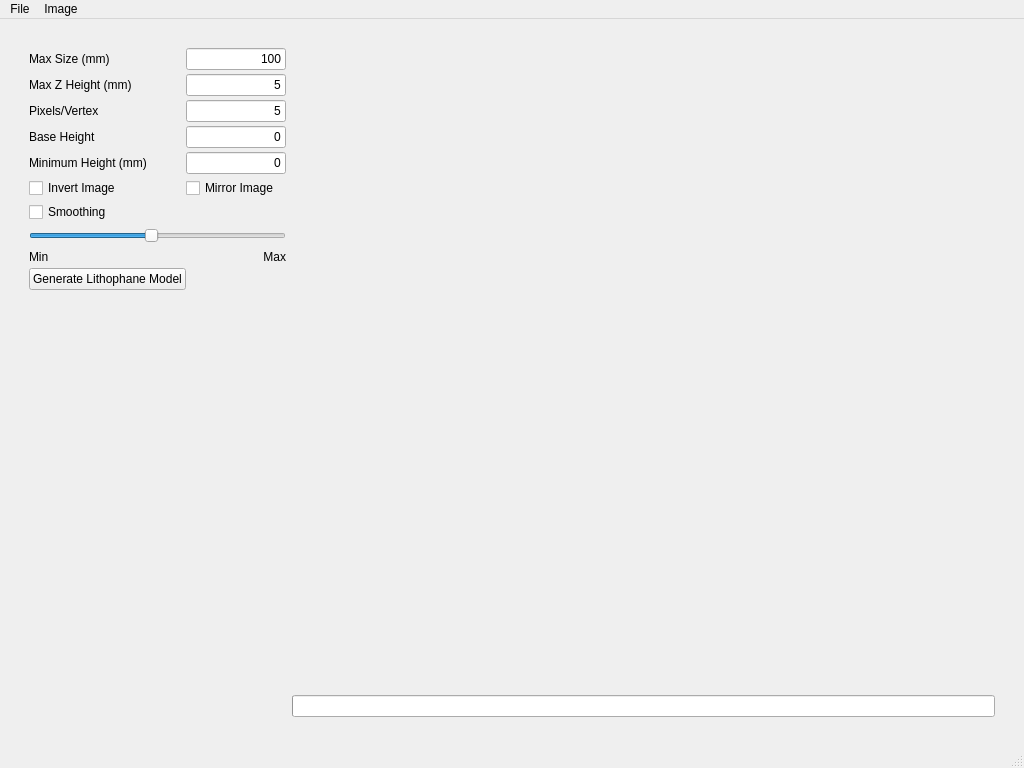
gharley/Lithophane, file litho_gen.ui: the form before one commit.
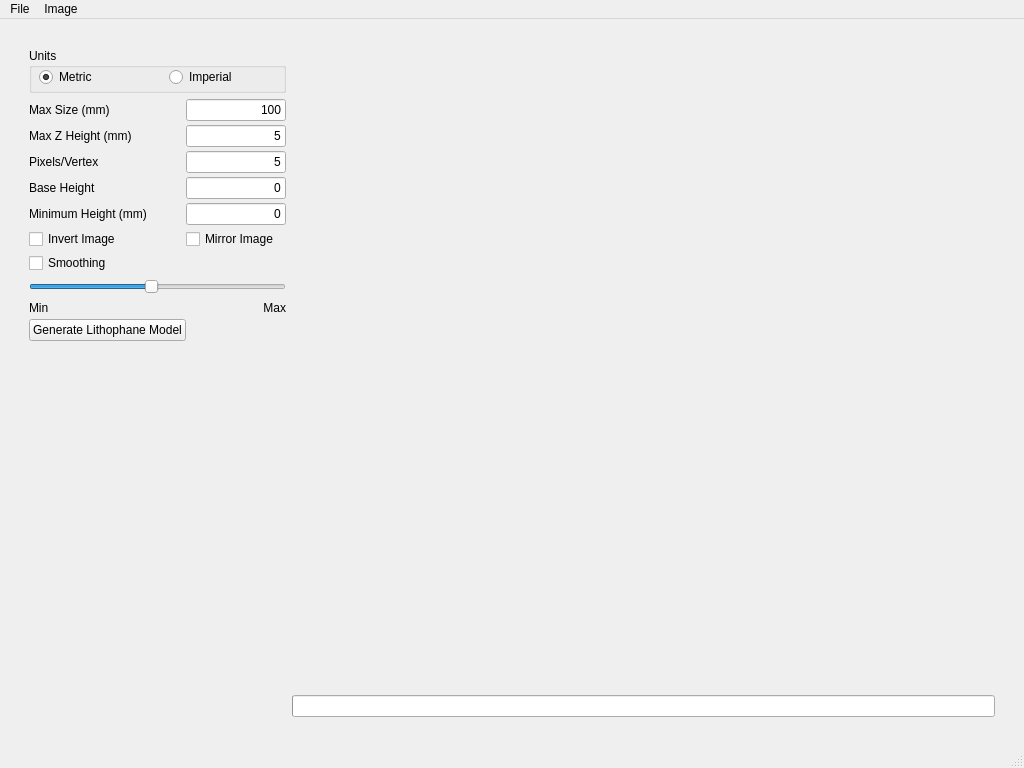
The form after the commit.

Commit message: added units conversion

```diff
--- a/litho_gen.ui
+++ b/litho_gen.ui
@@ -38,6 +38,57 @@
       </property>
       <item row="2" column="0">
        <layout class="QVBoxLayout" name="leftSideLayout">
+        <item>
+         <widget class="QGroupBox" name="groupBox">
+          <property name="sizePolicy">
+           <sizepolicy hsizetype="Preferred" vsizetype="Fixed">
+            <horstretch>0</horstretch>
+            <verstretch>0</verstretch>
+           </sizepolicy>
+          </property>
+          <property name="minimumSize">
+           <size>
+            <width>0</width>
+            <height>45</height>
+           </size>
+          </property>
+          <property name="title">
+           <string>Units</string>
+          </property>
+          <property name="flat">
+           <bool>true</bool>
+          </property>
+          <widget class="QRadioButton" name="btnMetric">
+           <property name="geometry">
+            <rect>
+             <x>10</x>
+             <y>20</y>
+             <width>80</width>
+             <height>18</height>
+            </rect>
+           </property>
+           <property name="text">
+            <string>Metric</string>
+           </property>
+           <property name="checked">
+            <bool>true</bool>
+           </property>
+          </widget>
+          <widget class="QRadioButton" name="btnImperial">
+           <property name="geometry">
+            <rect>
+             <x>140</x>
+             <y>20</y>
+             <width>80</width>
+             <height>18</height>
+            </rect>
+           </property>
+           <property name="text">
+            <string>Imperial</string>
+           </property>
+          </widget>
+         </widget>
+        </item>
         <item>
          <layout class="QFormLayout" name="formLayout">
           <property name="horizontalSpacing">
@@ -46,7 +97,7 @@
           <property name="verticalSpacing">
            <number>4</number>
           </property>
-          <item row="0" column="0">
+          <item row="3" column="0">
            <widget class="QLabel" name="label">
             <property name="sizePolicy">
              <sizepolicy hsizetype="Fixed" vsizetype="Preferred">
@@ -80,7 +131,7 @@
             </property>
            </widget>
           </item>
-          <item row="0" column="1">
+          <item row="3" column="1">
            <widget class="QLineEdit" name="maxSize">
             <property name="sizePolicy">
              <sizepolicy hsizetype="Fixed" vsizetype="Fixed">
@@ -102,7 +153,7 @@
             </property>
            </widget>
           </item>
-          <item row="1" column="0">
+          <item row="4" column="0">
            <widget class="QLabel" name="label_2">
             <property name="minimumSize">
              <size>
@@ -127,7 +178,7 @@
             </property>
            </widget>
           </item>
-          <item row="1" column="1">
+          <item row="4" column="1">
            <widget class="QLineEdit" name="maxHeight">
             <property name="sizePolicy">
              <sizepolicy hsizetype="Fixed" vsizetype="Fixed">
@@ -149,7 +200,7 @@
             </property>
            </widget>
           </item>
-          <item row="2" column="0">
+          <item row="5" column="0">
            <widget class="QLabel" name="label_3">
             <property name="minimumSize">
              <size>
@@ -174,7 +225,7 @@
             </property>
            </widget>
           </item>
-          <item row="2" column="1">
+          <item row="5" column="1">
            <widget class="QLineEdit" name="numSamples">
             <property name="sizePolicy">
              <sizepolicy hsizetype="Fixed" vsizetype="Fixed">
@@ -196,7 +247,7 @@
             </property>
            </widget>
           </item>
-          <item row="3" column="0">
+          <item row="6" column="0">
            <widget class="QLabel" name="label_4">
             <property name="minimumSize">
              <size>
@@ -221,7 +272,7 @@
             </property>
            </widget>
           </item>
-          <item row="3" column="1">
+          <item row="6" column="1">
            <widget class="QLineEdit" name="baseHeight">
             <property name="sizePolicy">
              <sizepolicy hsizetype="Fixed" vsizetype="Fixed">
@@ -243,7 +294,7 @@
             </property>
            </widget>
           </item>
-          <item row="4" column="0">
+          <item row="7" column="0">
            <widget class="QLabel" name="label_5">
             <property name="minimumSize">
              <size>
@@ -268,7 +319,7 @@
             </property>
            </widget>
           </item>
-          <item row="4" column="1">
+          <item row="7" column="1">
            <widget class="QLineEdit" name="minHeight">
             <property name="sizePolicy">
              <sizepolicy hsizetype="Fixed" vsizetype="Fixed">
@@ -290,21 +341,21 @@
             </property>
            </widget>
           </item>
-          <item row="5" column="0">
+          <item row="8" column="0">
            <widget class="QCheckBox" name="chkInvert">
             <property name="text">
              <string>Invert Image</string>
             </property>
            </widget>
           </item>
-          <item row="5" column="1">
+          <item row="8" column="1">
            <widget class="QCheckBox" name="chkMirror">
             <property name="text">
              <string>Mirror Image</string>
             </property>
            </widget>
           </item>
-          <item row="7" column="0" colspan="2">
+          <item row="10" column="0" colspan="2">
            <widget class="QSlider" name="sldSmooth">
             <property name="minimumSize">
              <size>
@@ -329,14 +380,14 @@
             </property>
            </widget>
           </item>
-          <item row="8" column="0">
+          <item row="11" column="0">
            <widget class="QLabel" name="lblMin">
             <property name="text">
              <string>Min</string>
             </property>
            </widget>
           </item>
-          <item row="8" column="1">
+          <item row="11" column="1">
            <widget class="QLabel" name="lblMax">
             <property name="text">
              <string>Max</string>
@@ -346,14 +397,14 @@
             </property>
            </widget>
           </item>
-          <item row="9" column="0">
+          <item row="12" column="0">
            <widget class="QPushButton" name="btnGenerate">
             <property name="text">
              <string>Generate Lithophane Model</string>
             </property>
            </widget>
           </item>
-          <item row="6" column="0" colspan="2">
+          <item row="9" column="0" colspan="2">
            <widget class="QCheckBox" name="chkSmooth">
             <property name="text">
              <string>Smoothing</string>
```
Left out of the diff: 14 changed lines with no effect on the pictures. The commit also changes 2 other files.
